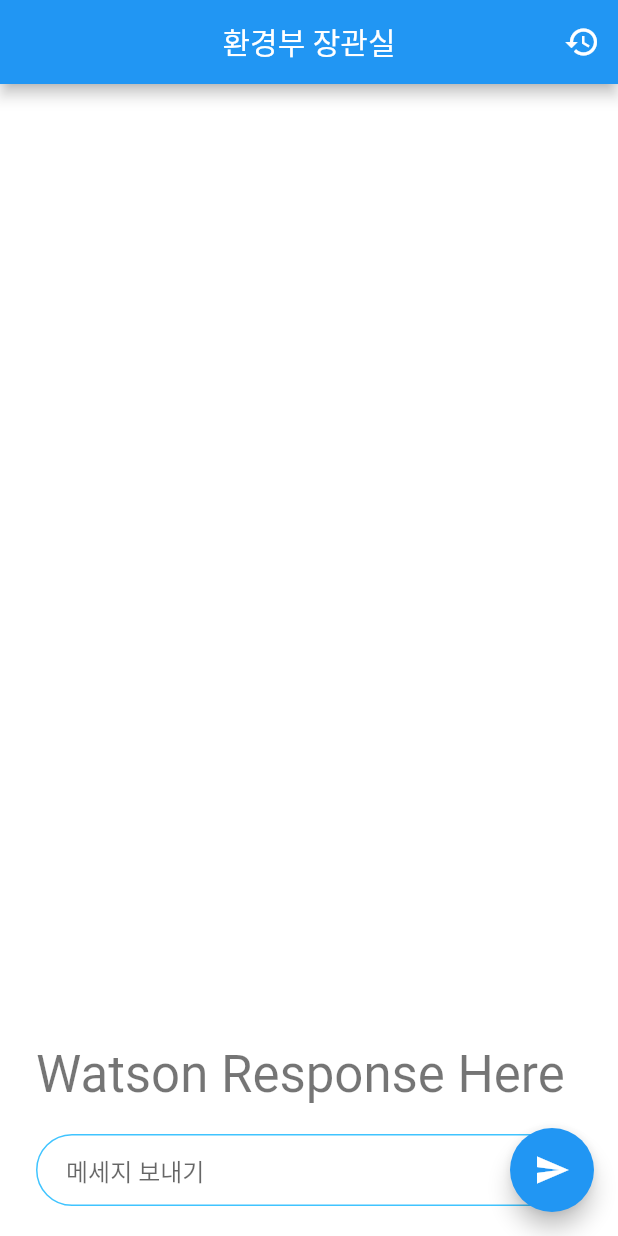
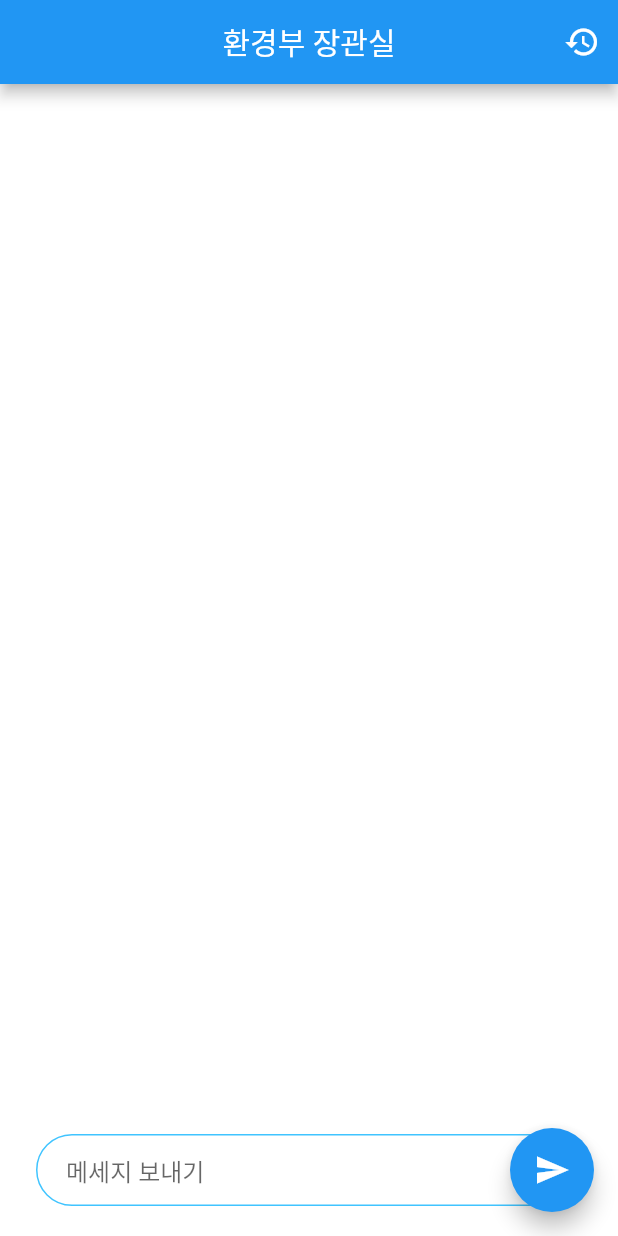
Before and after one commit to hansolpp/IBM_call_for_code, a Flutter app: the screen it shows after launch, on a phone screen of 412 x 824 dp. Run offline on Flutter 3.47's test engine with Material 2 defaults, Android fonts, the light colour scheme and no system bars; missing offline and left inert: watson_assistant_v2.

Commit message:
채팅 추가

```diff
--- a/lib/Watson.dart
+++ b/lib/Watson.dart
@@ -81,7 +81,7 @@ class _WatsonState extends State<Watson> {
             crossAxisAlignment: CrossAxisAlignment.stretch,
             children: <Widget>[
               Text(
-                _text != null ? '$_text' : 'Watson Response Here',
+                _text != null ? '$_text' : '',
                 style: Theme.of(context).textTheme.display1,
                 textAlign: TextAlign.left,
               ),
```
